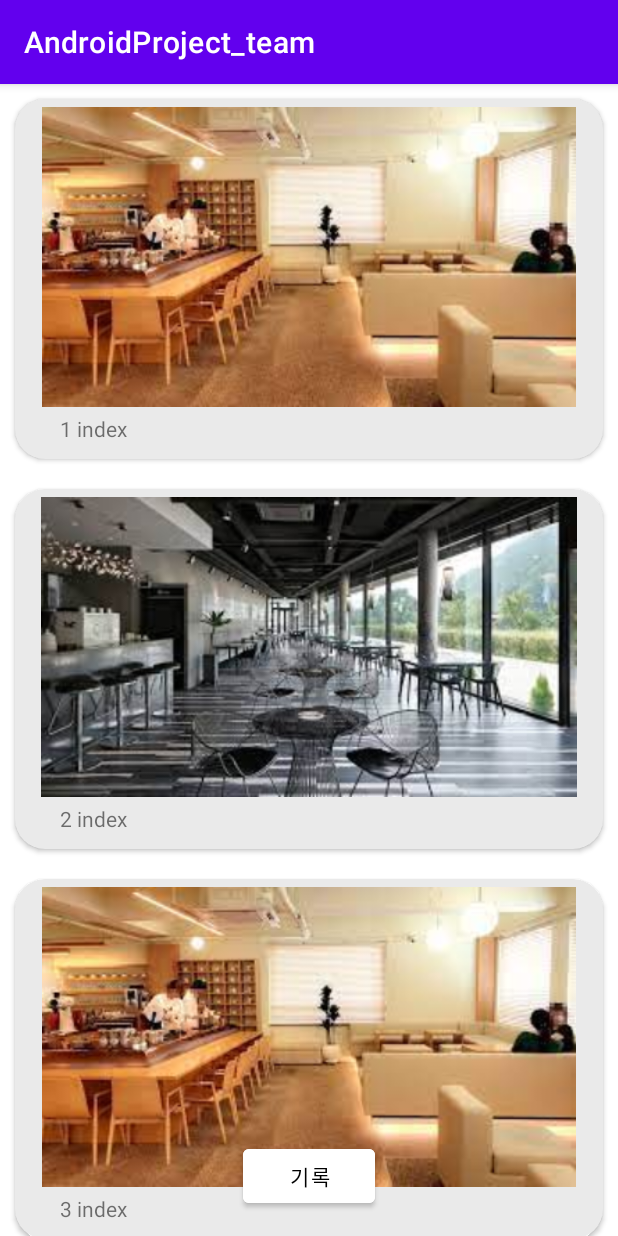
After one commit to yms0606/AndroidProject, an Android app: the ListActivity screen opened directly, with no data from a screen before it, on a phone screen of 412 x 824 dp. The commit adds this screen. Run offline under Robolectric (Android 15) with nearby library versions, the phone set to English and light mode, and no system bars.

Commit message:
cardview+diary

```diff
--- a/AndroidProject_team/app/build.gradle
+++ b/AndroidProject_team/app/build.gradle
@@ -36,4 +36,5 @@ dependencies {
     testImplementation 'junit:junit:4.+'
     androidTestImplementation 'androidx.test.ext:junit:1.1.2'
     androidTestImplementation 'androidx.test.espresso:espresso-core:3.3.0'
+    implementation "androidx.cardview:cardview:1.0.0"
 }
--- a/AndroidProject_team/app/src/main/AndroidManifest.xml
+++ b/AndroidProject_team/app/src/main/AndroidManifest.xml
@@ -9,7 +9,9 @@
         android:roundIcon="@mipmap/ic_launcher_round"
         android:supportsRtl="true"
         android:theme="@style/Theme.AndroidProject_team">
-        <activity android:name=".JunjuActivity"></activity>
+        <activity android:name=".DiaryActivity"></activity>
+        <activity android:name=".ListActivity" />
+        <activity android:name=".JunjuActivity" />
         <activity android:name=".GyeonggiActivity" />
         <activity android:name=".GangownActivity" />
         <activity android:name=".BusanActivity" />
--- /dev/null
+++ b/AndroidProject_team/app/src/main/java/com/example/androidproject_team/ListActivity.java
@@ -0,0 +1,49 @@
+package com.example.androidproject_team;
+
+import androidx.appcompat.app.AppCompatActivity;
+import androidx.recyclerview.widget.LinearLayoutManager;
+import androidx.recyclerview.widget.RecyclerView;
+
+import android.content.Intent;
+import android.os.Bundle;
+import android.view.View;
+import android.widget.Button;
+
+import java.util.ArrayList;
+
+public class ListActivity extends AppCompatActivity {
+    RecyclerView recyclerView;
+    RecyclerView.Adapter adapter;
+    RecyclerView.LayoutManager manager;
+    ArrayList<Mdata> mdata;
+
+    @Override
+    protected void onCreate(Bundle savedInstanceState) {
+        super.onCreate(savedInstanceState);
+        setContentView(R.layout.activity_list);
+
+        recyclerView = findViewById(R.id.recyclerview);
+        recyclerView.setHasFixedSize(true);
+        manager = new LinearLayoutManager(this);
+        recyclerView.setLayoutManager(manager);
+
+        mdata = new ArrayList<>();
+        adapter = new MyAdapter(mdata);
+        recyclerView.setAdapter(adapter);
+
+        mdata.add(new Mdata("1 index",R.drawable.index1));
+        mdata.add(new Mdata("2 index",R.drawable.index2));
+        mdata.add(new Mdata("3 index",R.drawable.index1));
+        mdata.add(new Mdata("4 index",R.drawable.index2));
+        mdata.add(new Mdata("5 index",R.drawable.index1));
+
+        Button btWrite = findViewById(R.id.write);
+        btWrite.setOnClickListener(new View.OnClickListener() {
+            @Override
+            public void onClick(View view) {
+                Intent intent = new Intent(getApplicationContext(),DiaryActivity.class);
+                startActivity(intent);
+            }
+        });
+    }
+}
--- /dev/null
+++ b/AndroidProject_team/app/src/main/java/com/example/androidproject_team/MyAdapter.java
@@ -0,0 +1,61 @@
+package com.example.androidproject_team;
+
+import android.view.LayoutInflater;
+import android.view.View;
+import android.view.ViewGroup;
+import android.widget.ImageView;
+import android.widget.TextView;
+
+import androidx.annotation.NonNull;
+import androidx.recyclerview.widget.RecyclerView;
+
+import java.util.ArrayList;
+
+public class MyAdapter extends RecyclerView.Adapter<RecyclerView.ViewHolder>{
+    private ArrayList<Mdata> mdata;
+
+    public static class ViewHolder extends RecyclerView.ViewHolder {
+        public TextView textView;
+        public ImageView imageView;
+        public ViewHolder(@NonNull View itemView) {
+            super(itemView);
+            textView = (TextView) itemView.findViewById(R.id.text);
+            imageView = (ImageView) itemView.findViewById(R.id.image);
+        }
+    }
+    public MyAdapter(ArrayList<Mdata> data){
+        mdata = data;
+    }
+
+
+    @NonNull
+    @Override
+    public RecyclerView.ViewHolder onCreateViewHolder(@NonNull ViewGroup parent, int viewType) {
+        View v = LayoutInflater.from(parent.getContext()).inflate(R.layout.cardview,parent,false);
+
+        ViewHolder vh = new ViewHolder(v);
+
+        return vh;
+    }
+
+    @Override
+    public void onBindViewHolder(@NonNull RecyclerView.ViewHolder holder, int position) {
+                TextView t = holder.itemView.findViewById(R.id.text);
+                ImageView i = holder.itemView.findViewById(R.id.image);
+                t.setText(mdata.get(position).text);
+                i.setImageResource(mdata.get(position).img);
+    }
+
+    @Override
+    public int getItemCount() {
+        return mdata.size();
+    }
+}
+class Mdata{
+    public String text;
+    public int img;
+    public Mdata(String t,int i){
+        this.text = t;
+        this.img = i;
+    }
+}
--- /dev/null
+++ b/AndroidProject_team/app/src/main/res/layout/activity_list.xml
@@ -0,0 +1,31 @@
+<?xml version="1.0" encoding="utf-8"?>
+<androidx.constraintlayout.widget.ConstraintLayout xmlns:android="http://schemas.android.com/apk/res/android"
+    xmlns:app="http://schemas.android.com/apk/res-auto"
+    xmlns:tools="http://schemas.android.com/tools"
+    android:layout_width="match_parent"
+    android:layout_height="match_parent"
+    tools:context=".ListActivity">
+
+    <androidx.recyclerview.widget.RecyclerView
+
+        android:id="@+id/recyclerview"
+        android:layout_width="0dp"
+        android:layout_height="0dp"
+        app:layout_constraintBottom_toBottomOf="parent"
+        app:layout_constraintEnd_toEndOf="parent"
+        app:layout_constraintStart_toStartOf="parent"
+        app:layout_constraintTop_toTopOf="parent" />
+
+    <Button
+        android:backgroundTint="#fff"
+        android:textColor="#000"
+        android:id="@+id/write"
+        android:layout_width="wrap_content"
+        android:layout_height="wrap_content"
+        android:layout_marginBottom="16dp"
+        android:text="기록"
+        app:layout_constraintBottom_toBottomOf="parent"
+        app:layout_constraintEnd_toEndOf="parent"
+        app:layout_constraintStart_toStartOf="parent" />
+
+</androidx.constraintlayout.widget.ConstraintLayout>
--- a/AndroidProject_team/app/src/main/res/layout/activity_seoul.xml
+++ b/AndroidProject_team/app/src/main/res/layout/activity_seoul.xml
@@ -7,7 +7,7 @@
     tools:context=".SeoulActivity">
 
     <RelativeLayout
-        android:layout_marginTop="180dp"
+        android:layout_marginTop="100dp"
         android:id="@+id/relativeLayout"
         android:layout_width="wrap_content"
         android:layout_height="wrap_content"
--- /dev/null
+++ b/AndroidProject_team/app/src/main/res/layout/cardview.xml
@@ -0,0 +1,33 @@
+<?xml version="1.0" encoding="utf-8"?>
+<LinearLayout xmlns:android="http://schemas.android.com/apk/res/android"
+    xmlns:app="http://schemas.android.com/apk/res-auto"
+    android:layout_width="match_parent"
+    android:layout_height="wrap_content">
+
+    <androidx.cardview.widget.CardView
+        android:backgroundTint="#eaeaea"
+        android:layout_gravity="center"
+        android:layout_margin="10dp"
+        android:id="@+id/cardview"
+        android:layout_width="match_parent"
+        android:layout_height="wrap_content"
+        app:cardCornerRadius="20dp"
+        android:elevation="1000dp">
+        <RelativeLayout
+            android:layout_width="match_parent"
+            android:layout_height="wrap_content">
+            <ImageView
+                android:layout_margin="5dp"
+                android:id="@+id/image"
+                android:layout_width="match_parent"
+                android:layout_height="200dp"/>
+            <TextView
+                android:layout_marginLeft="30dp"
+                android:id="@+id/text"
+                android:layout_marginTop="210dp"
+                android:layout_width="match_parent"
+                android:layout_height="30dp"/>
+        </RelativeLayout>
+    </androidx.cardview.widget.CardView>
+
+</LinearLayout>
```
Also changed, not shown: AndroidProject_team/app/src/main/java/com/example/androidproject_team/DiaryActivity.java (added, +58 -0 lines), AndroidProject_team/app/src/main/java/com/example/androidproject_team/SeoulActivity.java (+12 -0 lines), AndroidProject_team/app/src/main/res/layout/activity_diary.xml (added, +71 -0 lines), AndroidProject_team/app/src/main/res/layout/activity_gangown.xml (+45 -0 lines), AndroidProject_team/app/src/main/res/layout/activity_gyeonggi.xml (+7 -6 lines), AndroidProject_team/app/src/main/res/layout/activity_main.xml (+5 -5 lines), AndroidProject_team/app/src/main/res/drawable/gangownmap.png (added), AndroidProject_team/app/src/main/res/drawable/index1.png (added), AndroidProject_team/app/src/main/res/drawable/index2.png (added).
